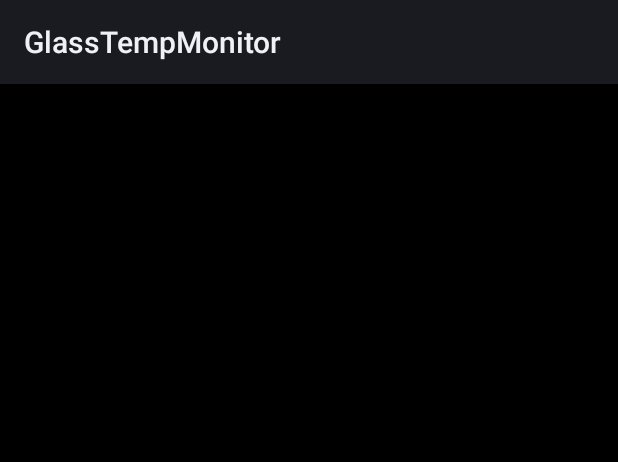
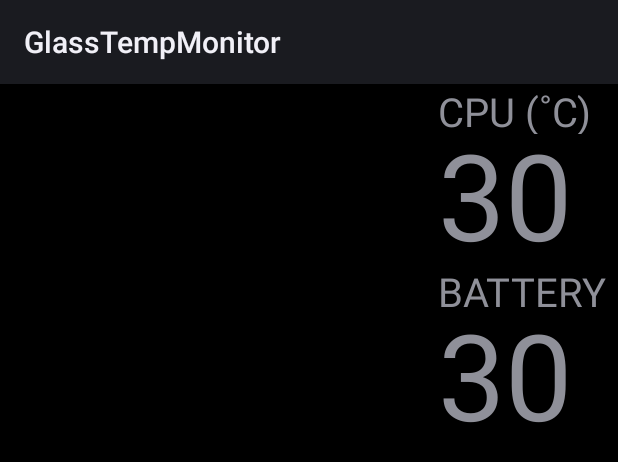
Before and after one commit to locatrix/GlassTempMonitor, an Android app: the layout card_monitor.xml on its own in the app's theme, with its tools: preview values and no code run, on a phone screen of 412 x 824 dp. Shown: the top 462 px of the screen. Run offline under Robolectric (Android 15) with nearby library versions, the phone set to English and light mode, and no system bars.

Commit message:
CPU + Battery readings work

```diff
--- a/GlassTempMonitor/src/main/java/au/com/conceptsafety/glasstempmonitor/MonitorRenderer.java
+++ b/GlassTempMonitor/src/main/java/au/com/conceptsafety/glasstempmonitor/MonitorRenderer.java
@@ -83,6 +83,7 @@ public class MonitorRenderer implements DirectRenderingCallback, MonitorView.Lis
     private void update() {
         if (rendering && surfaceHolder != null) {
             monitorView.setListener(this);
+            monitorView.takeReading(); // force a reading so we redraw immediately
         } else {
             monitorView.setListener(null);
         }
--- a/GlassTempMonitor/src/main/res/layout/card_monitor.xml
+++ b/GlassTempMonitor/src/main/res/layout/card_monitor.xml
@@ -9,12 +9,33 @@
     <LinearLayout
         android:layout_width="wrap_content"
         android:layout_height="wrap_content"
-        android:layout_gravity="center"
-        android:orientation="horizontal" >
+        android:orientation="vertical"
+        android:layout_gravity="right">
+
+        <!-- text meters -->
+        <TextView
+            android:id="@+id/cpuLabel"
+            style="@style/Label"
+            android:text="CPU (˚C)" />
 
         <TextView
             android:id="@+id/cpuTemp"
-            style="@style/Meter" />
+            style="@style/Meter"
+            android:text="30"/>
+
+        <TextView
+            android:id="@+id/batteryLabel"
+            style="@style/Label"
+            android:text="BATTERY"
+            android:layout_marginTop="20px"/>
+
+        <TextView
+            android:id="@+id/batteryTemp"
+            style="@style/Meter"
+            android:text="30"/>
 
     </LinearLayout>
+
+
+
 </FrameLayout>
--- a/GlassTempMonitor/src/main/res/values/styles.xml
+++ b/GlassTempMonitor/src/main/res/values/styles.xml
@@ -1,12 +1,21 @@
 <resources>
 
     <style name="Meter">
-        <item name="android:layout_width">400px</item>
-        <item name="android:layout_height">150px</item>
+        <item name="android:layout_width">180px</item>
+        <item name="android:layout_height">130px</item>
         <item name="android:layout_gravity">center</item>
-        <item name="android:layout_marginTop">-17px</item>
-        <item name="android:gravity">center</item>
-        <item name="android:textSize">130px</item>
+        <item name="android:layout_marginTop">-20px</item>
+        <item name="android:gravity">left</item>
+        <item name="android:textSize">120px</item>
+    </style>
+
+    <style name="Label">
+        <item name="android:layout_width">180px</item>
+        <item name="android:layout_height">50px</item>
+        <item name="android:layout_gravity">left</item>
+        <item name="android:layout_marginTop">0px</item>
+        <item name="android:gravity">left</item>
+        <item name="android:textSize">40px</item>
     </style>
 
     <style name="MenuTheme" parent="@android:style/Theme.DeviceDefault">
```
Also changed, not shown: GlassTempMonitor/src/main/java/au/com/conceptsafety/glasstempmonitor/MonitorView.java (+56 -19 lines).
